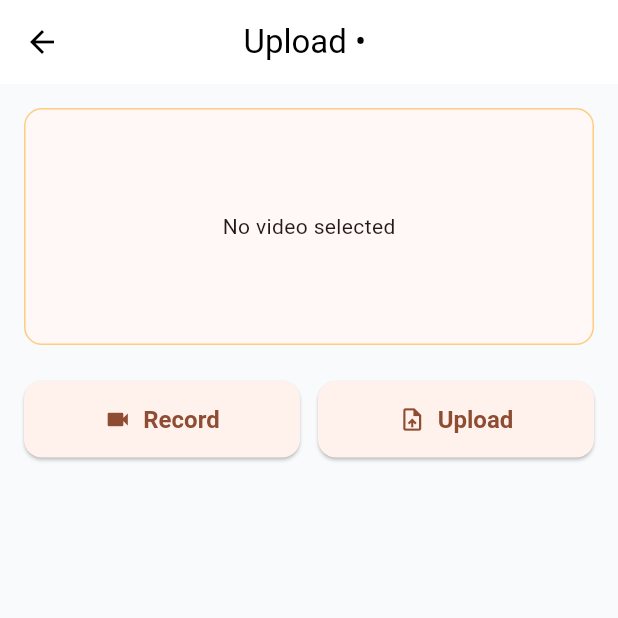
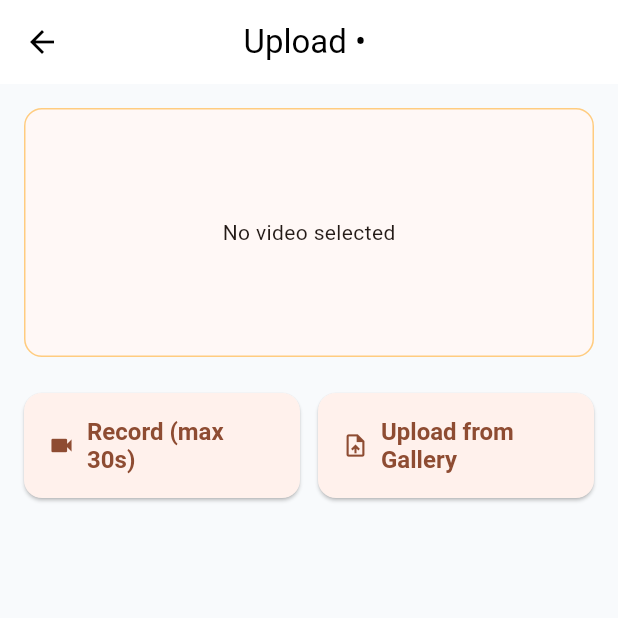
Before and after one commit to AVeske/ai-coach, a Flutter app: the VideoUploadPage screen opened directly with empty values, after a tap on "No video selected", on a phone screen of 412 x 824 dp, the top half of it. Run offline on Flutter 3.47's test engine with Material 3 defaults, Android fonts, the phone set to English and light mode, and no system bars; our stand-ins replace image_picker, permission_handler, video_player.

```diff
--- a/frontend/lib/pages/video_upload_page.dart
+++ b/frontend/lib/pages/video_upload_page.dart
@@ -1,3 +1,5 @@
+import 'dart:async';
+import 'dart:convert';
 import 'dart:io';
 
 import 'package:flutter/material.dart';
@@ -23,11 +25,6 @@ class _VideoUploadPageState extends State<VideoUploadPage> {
   String aiFeedback = '';
   bool _isBusy = false;
 
-  bool get _hasVideo =>
-      _videoFile != null &&
-      _videoController != null &&
-      _videoController!.value.isInitialized;
-
   void _showSnack(String msg) {
     if (!mounted) return;
     ScaffoldMessenger.of(context).showSnackBar(SnackBar(content: Text(msg)));
@@ -44,13 +41,13 @@ class _VideoUploadPageState extends State<VideoUploadPage> {
         _showSnack('No video selected');
         return;
       }
-      await _setVideo(File(picked.path));
+      _setVideo(File(picked.path));
     } catch (e) {
       _showSnack('Failed to pick video: $e');
     }
   }
 
-  Future<void> _recordVideo() async {
+  Future<void> _recordVideoWithCountdown() async {
     try {
       final cameraStatus = await Permission.camera.request();
       final micStatus = await Permission.microphone.request();
@@ -61,6 +58,14 @@ class _VideoUploadPageState extends State<VideoUploadPage> {
         return;
       }
 
+      // Countdown before starting recording
+      await showDialog(
+        context: context,
+        barrierDismissible: false,
+        builder: (_) => const CountdownDialog(),
+      );
+      if (!mounted) return;
+
       final picked = await _picker.pickVideo(
         source: ImageSource.camera,
         maxDuration: const Duration(seconds: 30),
@@ -70,7 +75,7 @@ class _VideoUploadPageState extends State<VideoUploadPage> {
         _showSnack('Recording cancelled');
         return;
       }
-      await _setVideo(File(picked.path));
+      _setVideo(File(picked.path));
     } catch (e) {
       _showSnack('Failed to record video: $e');
     }
@@ -78,19 +83,14 @@ class _VideoUploadPageState extends State<VideoUploadPage> {
 
   Future<void> _setVideo(File file) async {
     try {
-      setState(() {
-        _isBusy = true;
-        aiFeedback = '';
-      });
+      setState(() => _isBusy = true);
       _videoFile = file;
       _videoController?.dispose();
-
       final controller = VideoPlayerController.file(file);
       _videoController = controller;
       await controller.initialize();
       if (!mounted) return;
 
-      // Extra guard for max 30s
       if (controller.value.duration > const Duration(seconds: 30)) {
         _showSnack('Video longer than 30s. Please trim and try again.');
         await controller.dispose();
@@ -99,9 +99,9 @@ class _VideoUploadPageState extends State<VideoUploadPage> {
         return;
       }
 
-      controller.setLooping(false);
-      await controller.pause(); // start paused; tap to play
+      controller.setLooping(false); // not auto-looping
       setState(() => _isBusy = false);
+      await _uploadVideo(file);
     } catch (e) {
       _showSnack('Could not load video: $e');
       setState(() => _isBusy = false);
@@ -125,7 +125,8 @@ class _VideoUploadPageState extends State<VideoUploadPage> {
 
       if (!mounted) return;
       if (res.statusCode == 200) {
-        setState(() => aiFeedback = res.body);
+        final data = jsonDecode(res.body);
+        setState(() => aiFeedback = data['agent_feedback'] ?? 'Success');
       } else {
         _showSnack('Backend error: ${res.statusCode}');
       }
@@ -148,17 +149,21 @@ class _VideoUploadPageState extends State<VideoUploadPage> {
     return Scaffold(
       appBar: AppBar(title: Text('Upload • ${widget.exercise}')),
       body: SafeArea(
-        child: Padding(
+        child: SingleChildScrollView(
+          // <-- whole page scrollable
           padding: const EdgeInsets.all(16),
           child: Column(
             crossAxisAlignment: CrossAxisAlignment.stretch,
             children: [
-              // Compact, portrait-style preview (tap to play/pause)
+              // Small preview card with tap-to-play
               GestureDetector(
                 onTap: () {
-                  if (_hasVideo) {
-                    final v = _videoController!;
-                    v.value.isPlaying ? v.pause() : v.play();
+                  if (_videoController != null &&
+                      _videoController!.value.isInitialized) {
+                    final controller = _videoController!;
+                    controller.value.isPlaying
+                        ? controller.pause()
+                        : controller.play();
                     setState(() {});
                   }
                 },
@@ -168,14 +173,13 @@ class _VideoUploadPageState extends State<VideoUploadPage> {
                     borderRadius: BorderRadius.circular(12),
                     border: Border.all(color: const Color(0xFFFFCC80)),
                   ),
-                  padding: const EdgeInsets.all(8),
-                  child: Center(
-                    child: _hasVideo
+                  padding: const EdgeInsets.all(12),
+                  child:
+                      _videoController != null &&
+                          _videoController!.value.isInitialized
                       ? ConstrainedBox(
-                            // ↓ make preview smaller/wider by changing maxWidth
                           constraints: const BoxConstraints(maxWidth: 240),
                           child: AspectRatio(
-                              // ↓ change this to adjust shape (e.g., 3/4, 9/16, 2/3)
                             aspectRatio: 14 / 15,
                             child: Stack(
                               alignment: Alignment.center,
@@ -187,7 +191,7 @@ class _VideoUploadPageState extends State<VideoUploadPage> {
                                 if (!_videoController!.value.isPlaying)
                                   Container(
                                     decoration: const BoxDecoration(
-                                        color: Color(0x40000000), // ~25% black
+                                      color: Color(0x40000000),
                                       shape: BoxShape.circle,
                                     ),
                                     padding: const EdgeInsets.all(12),
@@ -207,20 +211,18 @@ class _VideoUploadPageState extends State<VideoUploadPage> {
                         ),
                 ),
               ),
-              ),
 
               const SizedBox(height: 12),
               if (_isBusy) const LinearProgressIndicator(),
               const SizedBox(height: 12),
 
-              // Pick/Record row
               Row(
                 children: [
                   Expanded(
                     child: ElevatedButton.icon(
-                      onPressed: _isBusy ? null : _recordVideo,
+                      onPressed: _isBusy ? null : _recordVideoWithCountdown,
                       icon: const Icon(Icons.videocam),
-                      label: const Text('Record'),
+                      label: const Text('Record (max 30s)'),
                     ),
                   ),
                   const SizedBox(width: 12),
@@ -228,7 +230,7 @@ class _VideoUploadPageState extends State<VideoUploadPage> {
                     child: ElevatedButton.icon(
                       onPressed: _isBusy ? null : _pickVideo,
                       icon: const Icon(Icons.upload_file),
-                      label: const Text('Upload'),
+                      label: const Text('Upload from Gallery'),
                     ),
                   ),
                 ],
@@ -236,35 +238,28 @@ class _VideoUploadPageState extends State<VideoUploadPage> {
 
               const SizedBox(height: 16),
 
-              // Submit only after a video is ready and not busy and no feedback yet
-              if (_hasVideo && !_isBusy && aiFeedback.isEmpty)
+              if (_videoFile != null && !_isBusy)
                 ElevatedButton.icon(
                   onPressed: () => _uploadVideo(_videoFile!),
                   icon: const Icon(Icons.send),
-                  label: const Text('Submit for Feedback'),
-                  style: ElevatedButton.styleFrom(
-                    minimumSize: const Size.fromHeight(48),
-                  ),
+                  label: const Text('Submit for Upload'),
                 ),
 
               const SizedBox(height: 16),
 
-              // Feedback panel
+              // Feedback panel - now scrolls with the page
               if (aiFeedback.isNotEmpty)
-                Expanded(
-                  child: Container(
+                Container(
+                  width: double.infinity,
                   padding: const EdgeInsets.all(16),
                   decoration: BoxDecoration(
                     color: const Color(0xFFFFCC80),
                     borderRadius: BorderRadius.circular(12),
                     border: Border.all(color: const Color(0xFFFFE0B2)),
                   ),
-                    child: SingleChildScrollView(
                   child: Text(
                     aiFeedback,
                     style: const TextStyle(fontSize: 16, height: 1.35),
-                      ),
-                    ),
                   ),
                 ),
             ],
@@ -274,3 +269,43 @@ class _VideoUploadPageState extends State<VideoUploadPage> {
     );
   }
 }
+
+class CountdownDialog extends StatefulWidget {
+  const CountdownDialog({super.key});
+
+  @override
+  State<CountdownDialog> createState() => _CountdownDialogState();
+}
+
+class _CountdownDialogState extends State<CountdownDialog> {
+  int secondsLeft = 5;
+
+  @override
+  void initState() {
+    super.initState();
+    _startCountdown();
+  }
+
+  void _startCountdown() {
+    Timer.periodic(const Duration(seconds: 1), (timer) {
+      if (!mounted) {
+        timer.cancel();
+        return;
+      }
+      if (secondsLeft == 1) {
+        timer.cancel();
+        Navigator.of(context).pop();
+      } else {
+        setState(() => secondsLeft--);
+      }
+    });
+  }
+
+  @override
+  Widget build(BuildContext context) {
+    return AlertDialog(
+      title: const Text('Get Ready'),
+      content: Text('$secondsLeft…'),
+    );
+  }
+}
```
Lines whose indentation alone changed are shown as unchanged.
